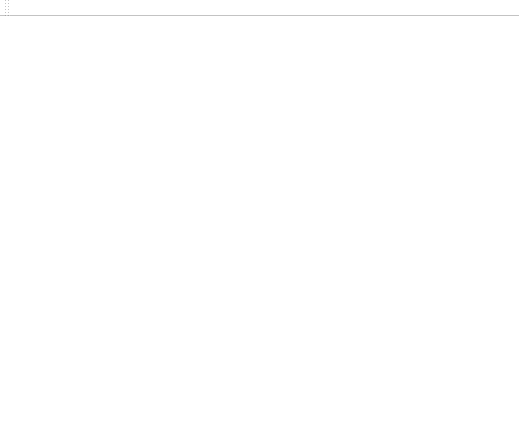
Before: the Qt Designer form mainwindow.ui in oleksandrmelnychenko/noltapp, drawn with Qt 5.
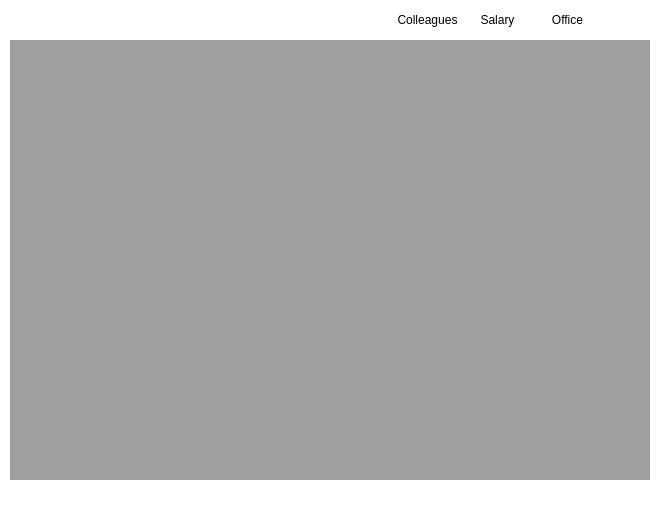
After: the same form once the commit is applied. Icons and pictures are not drawn.

Commit message: Do mainwindow with Colleagues, Salary, Office screens

What changed in the file:
```diff
--- a/mainwindow.ui
+++ b/mainwindow.ui
@@ -9,8 +9,8 @@
    <rect>
     <x>0</x>
     <y>0</y>
-    <width>519</width>
-    <height>431</height>
+    <width>660</width>
+    <height>520</height>
    </rect>
   </property>
   <property name="windowTitle">
@@ -20,26 +20,88 @@
    <bool>false</bool>
   </property>
   <property name="styleSheet">
-   <string notr="true">background-color: white;</string>
+   <string notr="true">background-color: white;
+color: black;</string>
   </property>
-  <widget class="QWidget" name="centralWidget"/>
-  <widget class="QMenuBar" name="menuBar">
-   <property name="geometry">
-    <rect>
-     <x>0</x>
-     <y>0</y>
-     <width>519</width>
-     <height>21</height>
-    </rect>
-   </property>
-  </widget>
-  <widget class="QToolBar" name="mainToolBar">
-   <attribute name="toolBarArea">
-    <enum>TopToolBarArea</enum>
-   </attribute>
-   <attribute name="toolBarBreak">
-    <bool>false</bool>
-   </attribute>
+  <widget class="QWidget" name="centralWidget">
+   <widget class="QLabel" name="labelLogo">
+    <property name="geometry">
+     <rect>
+      <x>10</x>
+      <y>10</y>
+      <width>70</width>
+      <height>20</height>
+     </rect>
+    </property>
+    <property name="text">
+     <string/>
+    </property>
+    <property name="pixmap">
+     <pixmap resource="images.qrc">:/new/login/images/loginBackground.png</pixmap>
+    </property>
+    <property name="scaledContents">
+     <bool>true</bool>
+    </property>
+   </widget>
+   <widget class="QPushButton" name="btnColleagues">
+    <property name="geometry">
+     <rect>
+      <x>390</x>
+      <y>10</y>
+      <width>75</width>
+      <height>20</height>
+     </rect>
+    </property>
+    <property name="styleSheet">
+     <string notr="true">border:none;</string>
+    </property>
+    <property name="text">
+     <string>Colleagues</string>
+    </property>
+   </widget>
+   <widget class="QPushButton" name="btnOffice">
+    <property name="geometry">
+     <rect>
+      <x>530</x>
+      <y>10</y>
+      <width>75</width>
+      <height>20</height>
+     </rect>
+    </property>
+    <property name="styleSheet">
+     <string notr="true">border:none;</string>
+    </property>
+    <property name="text">
+     <string>Office</string>
+    </property>
+   </widget>
+   <widget class="QPushButton" name="btnSalary">
+    <property name="geometry">
+     <rect>
+      <x>460</x>
+      <y>10</y>
+      <width>75</width>
+      <height>20</height>
+     </rect>
+    </property>
+    <property name="styleSheet">
+     <string notr="true">border:none;
+</string>
+    </property>
+    <property name="text">
+     <string>Salary</string>
+    </property>
+   </widget>
+   <widget class="QMdiArea" name="mdiArea">
+    <property name="geometry">
+     <rect>
+      <x>10</x>
+      <y>40</y>
+      <width>640</width>
+      <height>440</height>
+     </rect>
+    </property>
+   </widget>
   </widget>
   <widget class="QStatusBar" name="statusBar"/>
  </widget>
```
Left out of the diff: 6 changed lines with no effect on the pictures. The commit also changes 13 other files.
